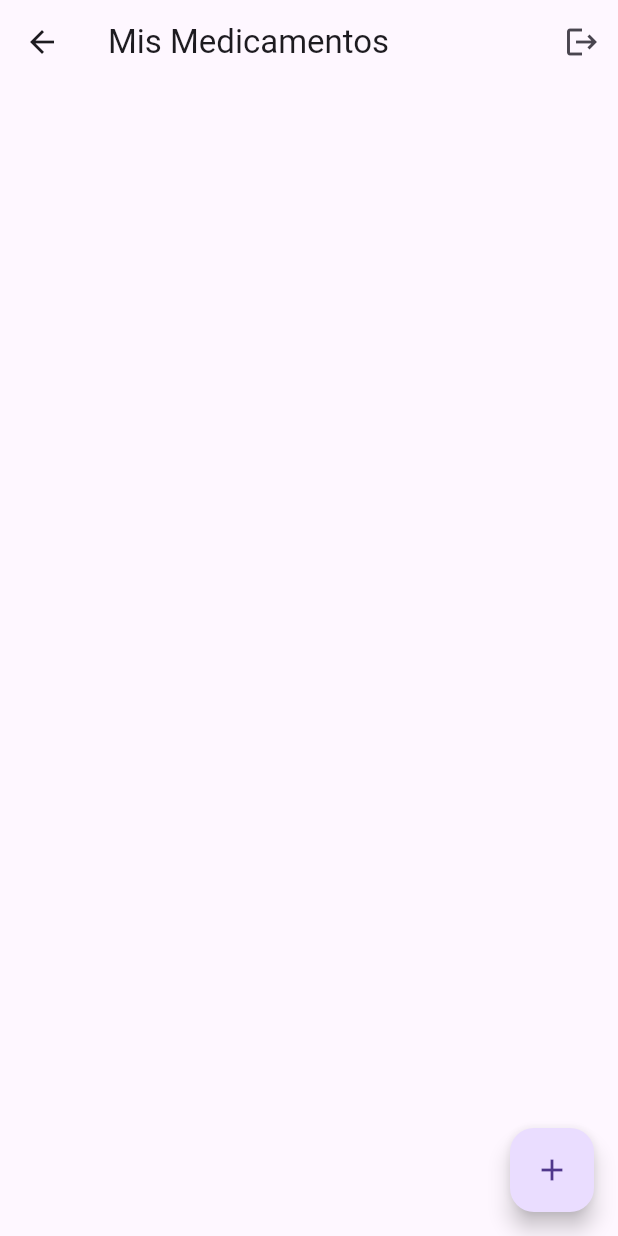
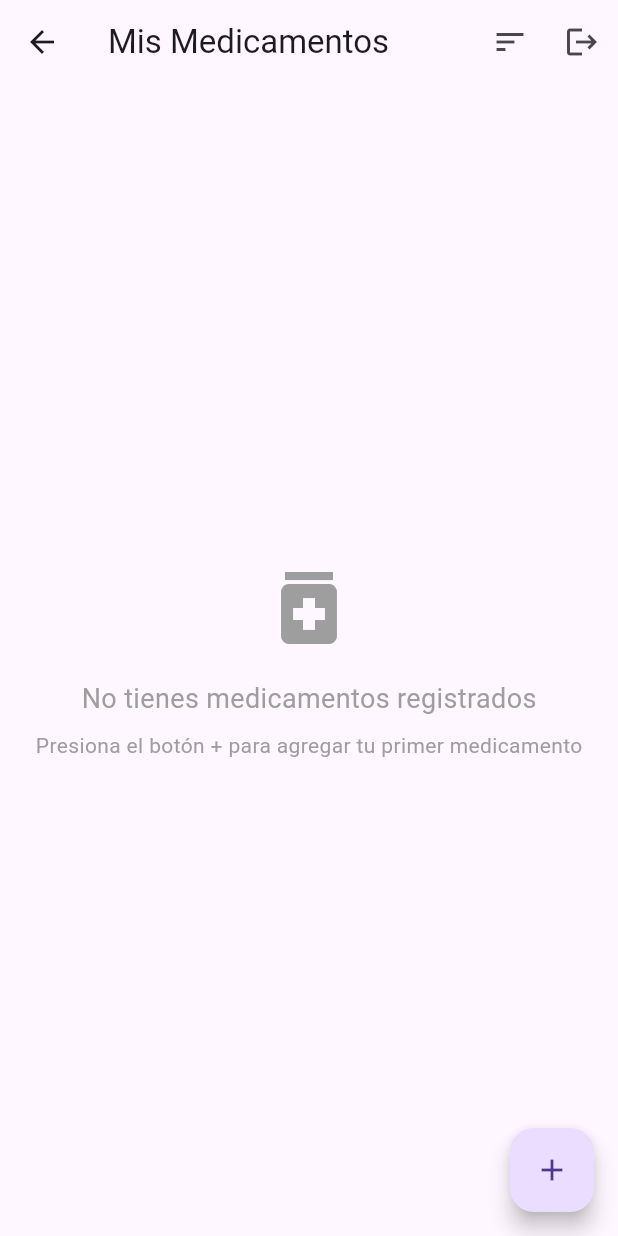
Before and after one commit to AT1927/flutter_evaluacion2, a Flutter app: the MedicationListScreen screen opened by its route, on a phone screen of 412 x 824 dp. Run offline on Flutter 3.47's test engine with Material 3 defaults, Android fonts, the phone set to English and light mode, and no system bars; our stand-ins replace appwrite, flutter_dotenv, flutter_local_notifications, flutter_native_timezone, get, timezone; network calls fail.

Commit message:
Agregando nueva funcionalidad de Ordenamiento

```diff
--- a/lib/screen/medication_list_screen.dart
+++ b/lib/screen/medication_list_screen.dart
@@ -9,7 +9,29 @@ class MedicationListScreen extends StatelessWidget {
   final MedicationController medicationController =
       Get.find<MedicationController>();
 
+  // Variable reactiva para controlar el tipo de ordenamiento
+  final RxString sortBy = 'time'.obs; // 'time' o 'name'
+
   MedicationListScreen({super.key});
+
+  List<Medication> _getSortedMedications() {
+    List<Medication> medications = List.from(medicationController.medications);
+
+    if (sortBy.value == 'time') {
+      // Ordenar por hora (de menor a mayor)
+      medications.sort((a, b) {
+        final timeA = a.time.hour * 60 + a.time.minute;
+        final timeB = b.time.hour * 60 + b.time.minute;
+        return timeA.compareTo(timeB);
+      });
+    } else {
+      // Ordenar por nombre (alfabéticamente)
+      medications
+          .sort((a, b) => a.name.toLowerCase().compareTo(b.name.toLowerCase()));
+    }
+
+    return medications;
+  }
 
   @override
   Widget build(BuildContext context) {
@@ -17,6 +39,53 @@ class MedicationListScreen extends StatelessWidget {
       appBar: AppBar(
         title: const Text('Mis Medicamentos'),
         actions: [
+          // Botón para cambiar el tipo de ordenamiento
+          Obx(() => PopupMenuButton<String>(
+                onSelected: (String value) {
+                  sortBy.value = value;
+                },
+                itemBuilder: (BuildContext context) => [
+                  PopupMenuItem<String>(
+                    value: 'time',
+                    child: Row(
+                      children: [
+                        Icon(
+                          Icons.schedule,
+                          color: sortBy.value == 'time' ? Colors.blue : null,
+                        ),
+                        const SizedBox(width: 8),
+                        Text(
+                          'Ordenar por hora',
+                          style: TextStyle(
+                            fontWeight:
+                                sortBy.value == 'time' ? FontWeight.bold : null,
+                          ),
+                        ),
+                      ],
+                    ),
+                  ),
+                  PopupMenuItem<String>(
+                    value: 'name',
+                    child: Row(
+                      children: [
+                        Icon(
+                          Icons.sort_by_alpha,
+                          color: sortBy.value == 'name' ? Colors.blue : null,
+                        ),
+                        const SizedBox(width: 8),
+                        Text(
+                          'Ordenar por nombre',
+                          style: TextStyle(
+                            fontWeight:
+                                sortBy.value == 'name' ? FontWeight.bold : null,
+                          ),
+                        ),
+                      ],
+                    ),
+                  ),
+                ],
+                icon: const Icon(Icons.sort),
+              )),
           IconButton(
             icon: const Icon(Icons.logout),
             onPressed: () => Get.find<AuthController>().logout(),
@@ -24,13 +93,61 @@ class MedicationListScreen extends StatelessWidget {
         ],
       ),
       body: Obx(
-        () => ListView.builder(
-          itemCount: medicationController.medications.length,
-          itemBuilder: (context, index) {
-            final medication = medicationController.medications[index];
-            return MedicationCard(medication: medication);
-          },
-        ),
+        () {
+          final medications = _getSortedMedications();
+
+          if (medications.isEmpty) {
+            return Center(
+              child: Column(
+                mainAxisAlignment: MainAxisAlignment.center,
+                children: [
+                  const Icon(
+                    Icons.medication,
+                    size: 64,
+                    color: Colors.grey,
+                  ),
+                  const SizedBox(height: 16),
+                  const Text(
+                    'No tienes medicamentos registrados',
+                    style: TextStyle(fontSize: 18, color: Colors.grey),
+                  ),
+                  const SizedBox(height: 8),
+                  const Text(
+                    'Presiona el botón + para agregar tu primer medicamento',
+                    style: TextStyle(color: Colors.grey),
+                  ),
+                ],
+              ),
+            );
+          }
+
+          return Column(
+            children: [
+              // Mostrar el tipo de ordenamiento actual
+              Container(
+                width: double.infinity,
+                padding: const EdgeInsets.all(12),
+                color: Colors.grey[100],
+                child: Obx(() => Text(
+                      sortBy.value == 'time'
+                          ? 'Ordenados por hora del día'
+                          : 'Ordenados alfabéticamente',
+                      style: const TextStyle(fontSize: 14, color: Colors.grey),
+                      textAlign: TextAlign.center,
+                    )),
+              ),
+              Expanded(
+                child: ListView.builder(
+                  itemCount: medications.length,
+                  itemBuilder: (context, index) {
+                    final medication = medications[index];
+                    return MedicationCard(medication: medication);
+                  },
+                ),
+              ),
+            ],
+          );
+        },
       ),
       floatingActionButton: FloatingActionButton(
         onPressed: () => Get.toNamed('/add-medication'),
@@ -52,8 +169,19 @@ class MedicationCard extends StatelessWidget {
       child: ListTile(
         title: Text(medication.name),
         subtitle: Text('Dosis: ${medication.dosage}'),
-        trailing: Text(
-          '${medication.time.hour}:${medication.time.minute.toString().padLeft(2, '0')}',
+        trailing: Container(
+          padding: const EdgeInsets.symmetric(horizontal: 8, vertical: 4),
+          decoration: BoxDecoration(
+            color: Colors.blue[50],
+            borderRadius: BorderRadius.circular(8),
+          ),
+          child: Text(
+            '${medication.time.hour}:${medication.time.minute.toString().padLeft(2, '0')}',
+            style: TextStyle(
+              fontWeight: FontWeight.bold,
+              color: Colors.blue[700],
+            ),
+          ),
         ),
         onTap: () => Get.toNamed('/edit-medication/${medication.id}'),
       ),
```
